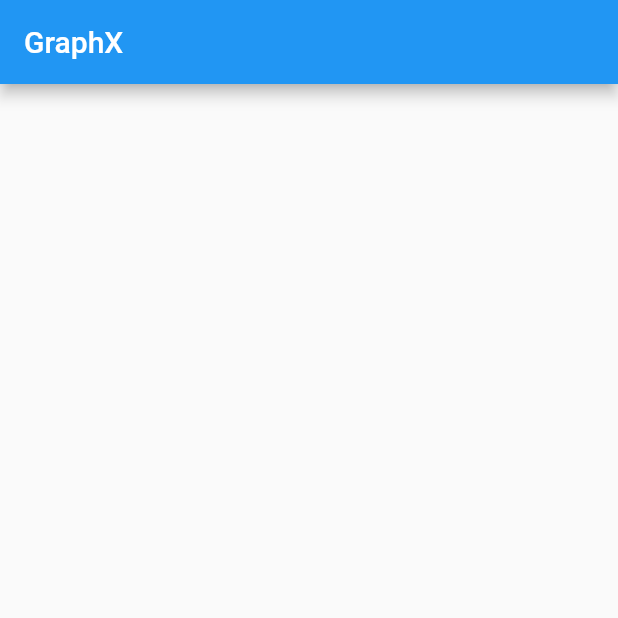
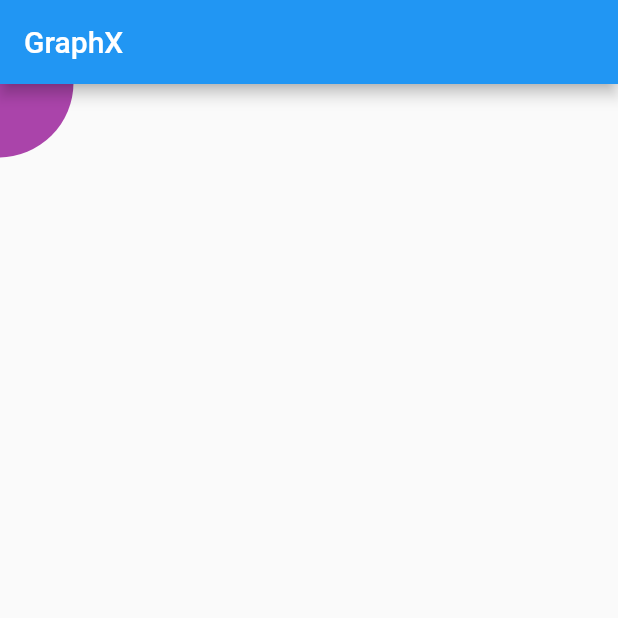
Before and after one commit to MARTIANSID/GraphX, a Flutter app: the screen it shows after launch, on a phone screen of 412 x 824 dp, the top half of it. Run offline on Flutter 3.47's test engine with Material 2 defaults, Android fonts, the phone set to English and light mode, and no system bars.

Commit message:
plotting nodes

```diff
--- a/lib/main.dart
+++ b/lib/main.dart
@@ -1,13 +1,21 @@
 import 'package:flutter/material.dart';
+import 'makeGraph.dart';
 
 void main() {
   runApp(const MyApp());
 }
 
-class MyApp extends StatelessWidget {
+class MyApp extends StatefulWidget {
   const MyApp({super.key});
 
+  @override
+  State<MyApp> createState() => _MyAppState();
+}
+
+class _MyAppState extends State<MyApp> {
   // This widget is the root of your application.
+  Offset center = Offset(-1, -1);
+
   @override
   Widget build(BuildContext context) {
     // Size size = MediaQuery.of(context).size;
@@ -18,10 +26,16 @@ class MyApp extends StatelessWidget {
         ),
         home: GestureDetector(
           onTapDown: (val) {
-            print(val.globalPosition);
+            setState(() {
+              center = new Offset(val.globalPosition.dx, val.globalPosition.dy);
+              print(center);
+            });
           },
           child: Scaffold(
             appBar: AppBar(title: Text("GraphX")),
+            body: CustomPaint(
+              painter: MakeGraph(center),
+            ),
           ),
         ));
   }
--- /dev/null
+++ b/lib/makeGraph.dart
@@ -0,0 +1,23 @@
+import 'package:flutter/material.dart';
+
+class MakeGraph extends CustomPainter {
+  Offset center;
+  MakeGraph(this.center);
+  @override
+  void paint(Canvas canvas, Size size) {
+    var paint1 = Paint()
+      ..color = Color(0xffaa44aa)
+      ..style = PaintingStyle.fill;
+    canvas.drawCircle(center, 50, paint1);
+  }
+
+  // Since this Sky painter has no fields, it always paints
+  // the same thing and semantics information is the same.
+  // Therefore we return false here. If we had fields (set
+  // from the constructor) then we would return true if any
+  // of them differed from the same fields on the oldDelegate.
+  @override
+  bool shouldRepaint(MakeGraph oldDelegate) => true;
+  @override
+  bool shouldRebuildSemantics(MakeGraph oldDelegate) => false;
+}
```
Also changed, not shown: 4 other files.
